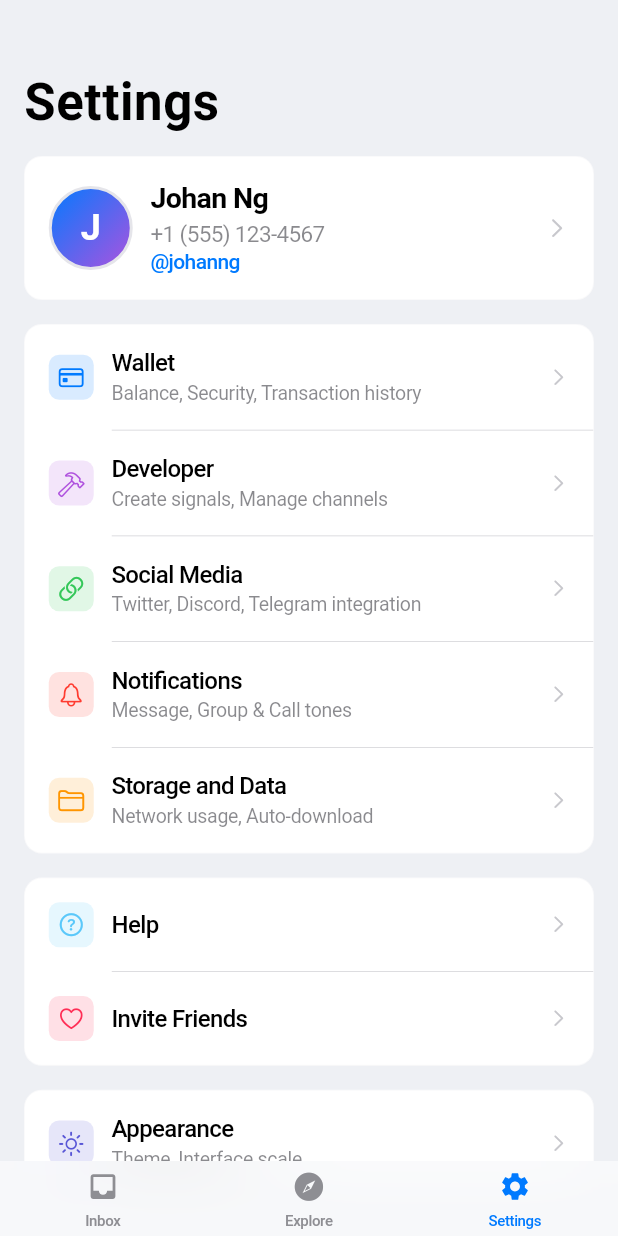
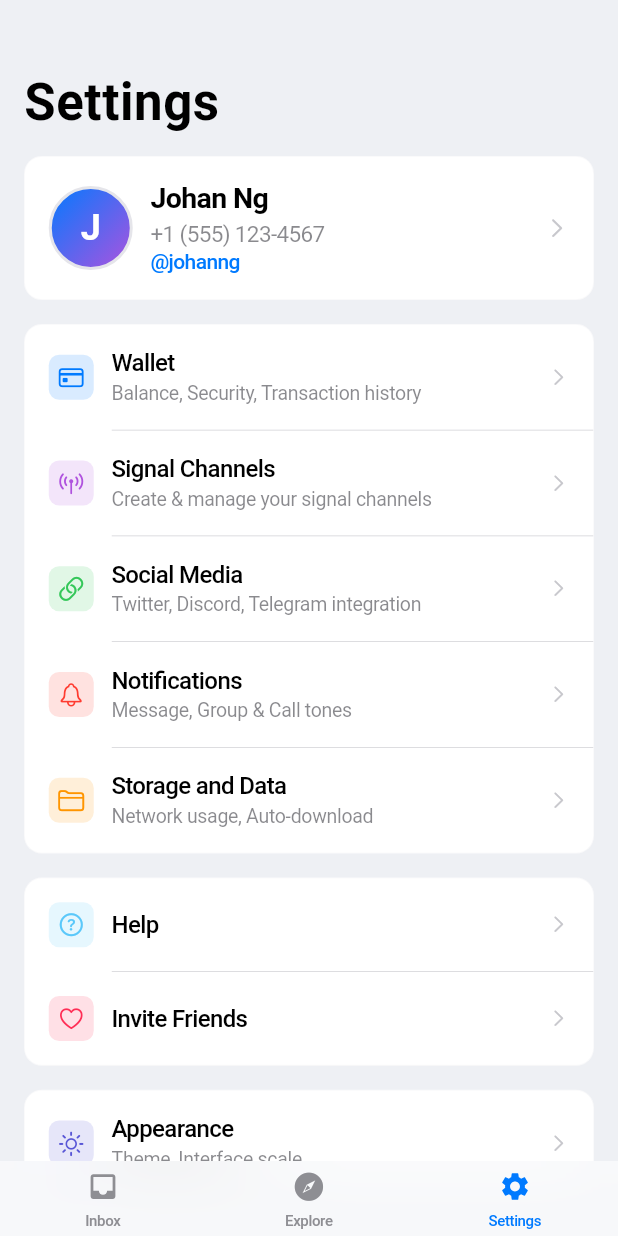
Before and after one commit to 0xjeffro/Signal, a Flutter app: the screen it shows after launch, item 3 of the bottom bar chosen, on a phone screen of 412 x 824 dp. Run offline on Flutter 3.47's test engine with Material 3 defaults, Android fonts, the phone set to English and light mode, and no system bars; our stand-ins replace flutter_svg.

Commit message:
Update SettingsPage UI for improved clarity and functionality
- Changed the 'Developer' item to 'Signal Channels' with a new icon and updated subtitle for better user understanding.
- Enhanced the onTap functionality to reflect the new context of managing signal channels.

```diff
--- a/signal_app/lib/pages/settings_page.dart
+++ b/signal_app/lib/pages/settings_page.dart
@@ -46,11 +46,11 @@ class _SettingsPageState extends State<SettingsPage> {
                       onTap: () => _showComingSoon(context, 'Wallet'),
                     ),
                     _SettingsItem(
-                      icon: CupertinoIcons.hammer,
+                      icon: CupertinoIcons.antenna_radiowaves_left_right,
                       iconColor: CupertinoColors.systemPurple,
-                      title: 'Developer',
-                      subtitle: 'Create signals, Manage channels',
-                      onTap: () => _showComingSoon(context, 'Developer'),
+                      title: 'Signal Channels',
+                      subtitle: 'Create & manage your signal channels',
+                      onTap: () => _showComingSoon(context, 'Signal Channels'),
                     ),
                     _SettingsItem(
                       icon: CupertinoIcons.link,
```
